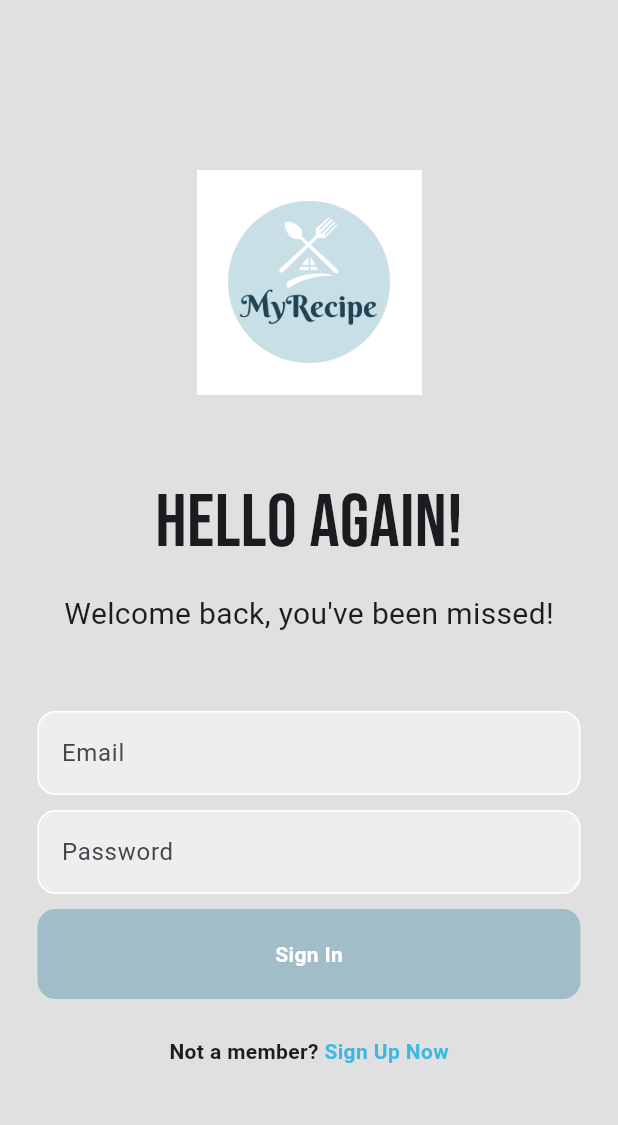
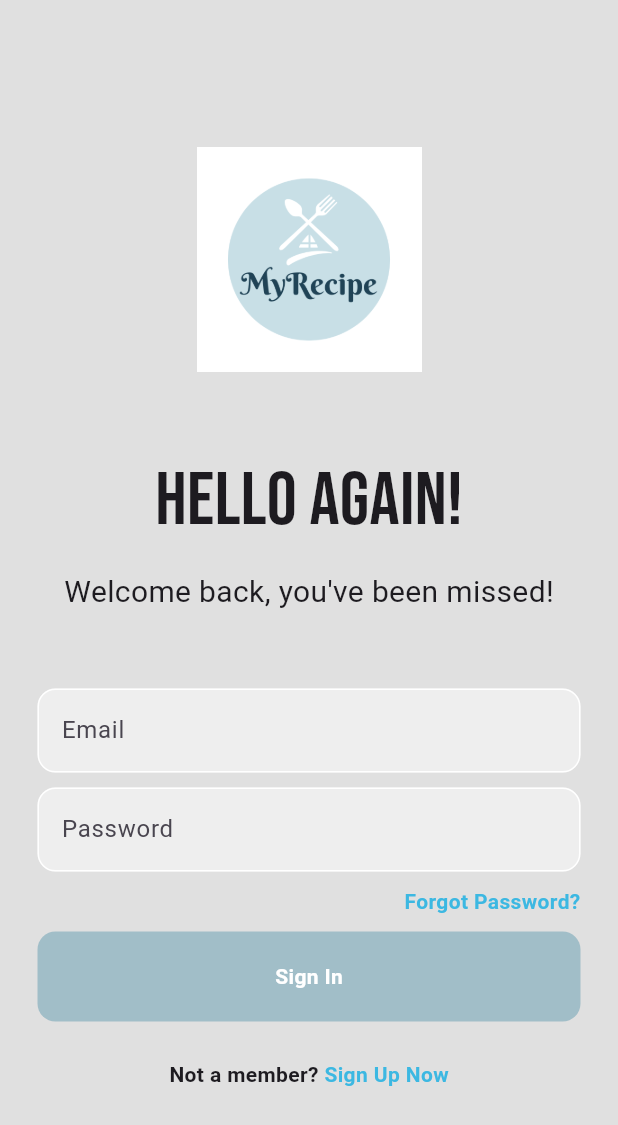
Before and after one commit to yifang2023/casa0015-MyRecipe, a Flutter app: the screen it shows after launch, on a phone screen of 412 x 824 dp. Shown: the top 1125 px of the screen. Run offline on Flutter 3.47's test engine with Material 3 defaults, Android fonts, the phone set to English and light mode, and no system bars; our stand-ins replace firebase_auth, firebase_core, google_fonts; missing offline and left inert: firebase_app_check; accounts and stored records are empty.

Commit message:
Add Forgot password page and reset password function

```diff
--- a/lib/pages/login_page.dart
+++ b/lib/pages/login_page.dart
@@ -1,7 +1,7 @@
 import 'package:firebase_auth/firebase_auth.dart';
 import 'package:flutter/widgets.dart';
 import 'package:google_fonts/google_fonts.dart';
-
+import 'package:MyRecipe/pages/forgot_pw_page.dart';
 import 'package:flutter/material.dart';
 
 class LoginPage extends StatefulWidget {
@@ -119,6 +119,37 @@ class _LoginPageState extends State<LoginPage> {
 
               const SizedBox(height: 10),
 
+              Padding(
+                padding: EdgeInsets.symmetric(horizontal: 25),
+                child: Row(
+                  mainAxisAlignment: MainAxisAlignment.end,
+                  children: [
+                    GestureDetector(
+                      onTap: () {
+                        // navigate to the forgot password page
+                        Navigator.push(
+                          context,
+                          MaterialPageRoute(
+                            builder: (context) {
+                              return ForgotPasswordPage();
+                            },
+                          ),
+                        );
+                      },
+                      child: Text(
+                        'Forgot Password?',
+                        style: TextStyle(
+                          color: Color.fromARGB(198, 13, 172, 226),
+                          fontWeight: FontWeight.bold,
+                        ),
+                      ),
+                    ),
+                  ],
+                ),
+              ),
+
+              SizedBox(height: 10),
+
               // sign in button
               Padding(
                 padding: const EdgeInsets.symmetric(horizontal: 25),
@@ -143,6 +174,7 @@ class _LoginPageState extends State<LoginPage> {
                   ),
                 ),
               ),
+
               const SizedBox(height: 25),
 
               // register button
```
Also changed, not shown: lib/pages/forgot_pw_page.dart (added, +106 -0 lines).
